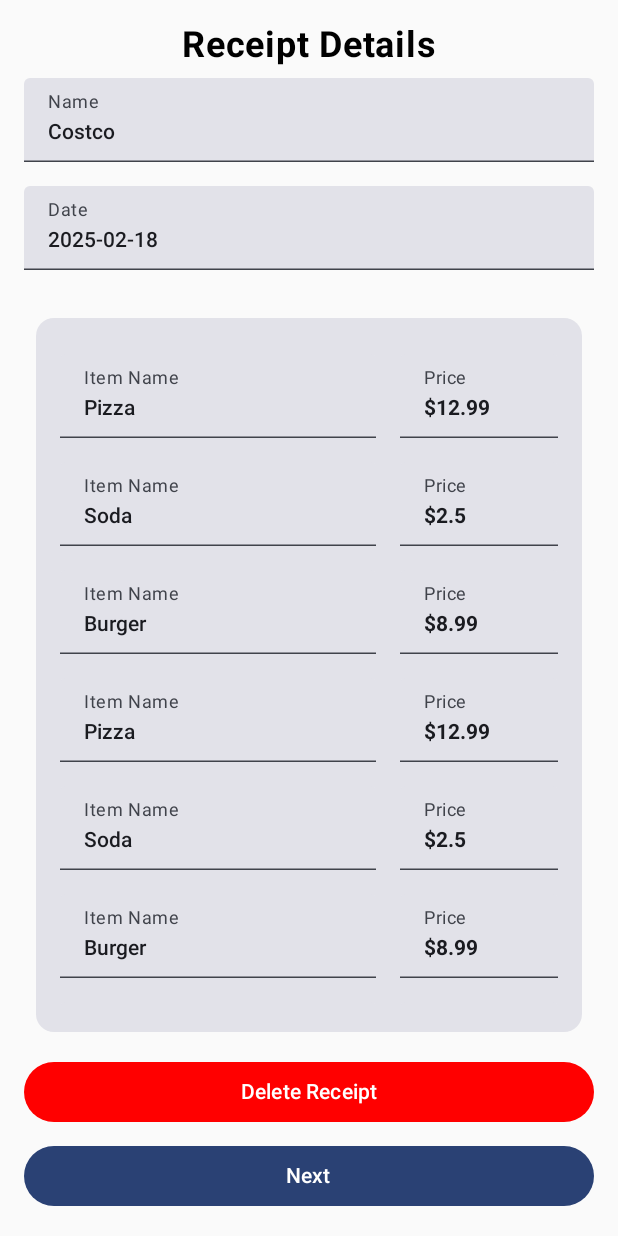
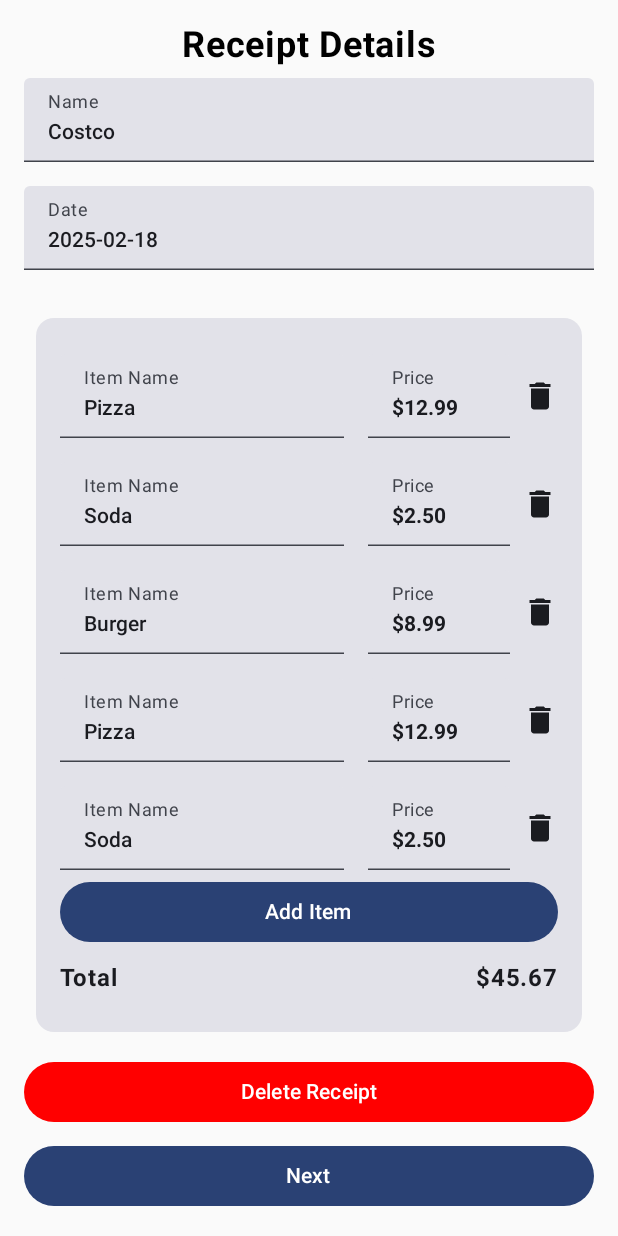
Before and after one commit to ryanhu021/splitr, an Android app built with Jetpack Compose: the screen it shows after launch (MainActivity), after a tap on "Edit Receipt", on a phone screen of 412 x 824 dp. Run offline under Robolectric (Android 15) with nearby library versions, the phone set to English and light mode, and no system bars; our stand-ins replace Room's generated code, livedata-compose.

Commit message:
item add/delete and price decimal formatting

```diff
--- a/app/src/main/java/com/splitr/app/ui/HomeScreen.kt
+++ b/app/src/main/java/com/splitr/app/ui/HomeScreen.kt
@@ -85,7 +85,7 @@
             Column(modifier = Modifier.weight(1f)) {
                 Text(receipt.name, fontSize = 20.sp, fontWeight = FontWeight.Bold)
                 Text(receipt.date)
-                Text("Total: ${'$'}${receipt.totalAmount}")
+                Text("Total: ${'$'}${"%.2f".format(receipt.totalAmount)}")
             }
             IconButton(onClick = { onEditReceipt(receipt.id) }) {
                 Icon(Icons.Filled.Edit, contentDescription = "Edit Receipt", tint = Color.Gray)
--- a/app/src/main/java/com/splitr/app/ui/ItemizedReceiptScreen.kt
+++ b/app/src/main/java/com/splitr/app/ui/ItemizedReceiptScreen.kt
@@ -9,12 +9,17 @@
 import androidx.compose.foundation.layout.fillMaxWidth
 import androidx.compose.foundation.layout.height
 import androidx.compose.foundation.layout.padding
+import androidx.compose.foundation.layout.size
 import androidx.compose.foundation.layout.width
 import androidx.compose.foundation.lazy.LazyColumn
 import androidx.compose.foundation.lazy.items
+import androidx.compose.material.icons.Icons
+import androidx.compose.material.icons.filled.Delete
 import androidx.compose.material3.Button
 import androidx.compose.material3.ButtonDefaults
 import androidx.compose.material3.Card
+import androidx.compose.material3.Icon
+import androidx.compose.material3.IconButton
 import androidx.compose.material3.Text
 import androidx.compose.material3.TextField
 import androidx.compose.runtime.Composable
@@ -89,16 +94,37 @@
                 .padding(8.dp)
         ) {
             Column(modifier = Modifier.padding(16.dp)) {
-                LazyColumn {
+                LazyColumn(modifier = Modifier.weight(1F)) {
                     items(editableItems) { item ->
-                        ItemRow(item) { updatedItem ->
+                        ItemRow(item,
+                            onItemChange = { updatedItem ->
                                 editableItems = editableItems.map {
                                     if (it.id == updatedItem.id) updatedItem else it
                                 }
                                 viewModel.updateItems(editableItems)
+                            },
+                            onDelete = {
+                                editableItems = editableItems.filter { it.id != item.id }
+                                viewModel.updateItems(editableItems)
+                            }
+                        )
                     }
                 }
-                    item {
+                Button(
+                    modifier = Modifier.fillMaxWidth(),
+                    onClick = {
+                        val newItem = Item(
+                            receiptId = receiptWithItems.receipt.id,
+                            name = "",
+                            price = 0.0,
+                            quantity = 1
+                        )
+                        editableItems = editableItems + newItem
+                        viewModel.updateItems(editableItems)
+                    }
+                ) {
+                    Text("Add Item")
+                }
                 Row(
                     modifier = Modifier
                         .fillMaxWidth()
@@ -110,11 +136,9 @@
                         modifier = Modifier.weight(1f)
                     )
                     Text(
-                                "${'$'}${receiptWithItems.receipt.totalAmount}",
+                        "${'$'}${"%.2f".format(receiptWithItems.receipt.totalAmount)}",
                         fontWeight = FontWeight.Bold
                     )
-                        }
-                    }
                 }
             }
         }
@@ -152,13 +176,15 @@
 @Composable
 fun ItemRow(
     item: Item,
-    onItemChange: (Item) -> Unit
+    onItemChange: (Item) -> Unit,
+    onDelete: () -> Unit
 ) {
     Row(
         modifier = Modifier
             .fillMaxWidth()
             .padding(vertical = 8.dp),
-        horizontalArrangement = Arrangement.SpaceBetween
+        horizontalArrangement = Arrangement.SpaceBetween,
+        verticalAlignment = Alignment.CenterVertically
     ) {
         Column(modifier = Modifier.weight(2f)) {
             TextField(
@@ -168,19 +194,10 @@
                 label = { Text("Item Name") },
                 textStyle = TextStyle.Default.copy(fontWeight = FontWeight.Medium)
             )
-//            TextField(
-//                value = item.quantity.toString(),
-//                onValueChange = {
-//                    onItemChange(item.copy(quantity = it.toIntOrNull() ?: 0))
-//                },
-//                modifier = Modifier.fillMaxWidth(),
-//                label = { Text("Quantity") },
-//                textStyle = TextStyle.Default.copy(fontSize = 14.sp)
-//            )
         }
         Spacer(modifier = Modifier.width(16.dp))
         TextField(
-            value = "${'$'}${item.price}",
+            value = "${'$'}${"%.2f".format(item.price)}",
             onValueChange = {
                 val priceString = it.removePrefix("$")
                 priceString.toDoubleOrNull()?.let { price ->
@@ -191,5 +208,16 @@
             label = { Text("Price") },
             textStyle = TextStyle.Default.copy(fontWeight = FontWeight.Bold)
         )
+        IconButton(
+            modifier = Modifier
+                .padding(start = 8.dp)
+                .size(24.dp),
+            onClick = onDelete
+        ) {
+            Icon(
+                imageVector = Icons.Default.Delete,
+                contentDescription = "Delete Item"
+            )
         }
     }
+}
```
Lines whose indentation alone changed are shown as unchanged.
